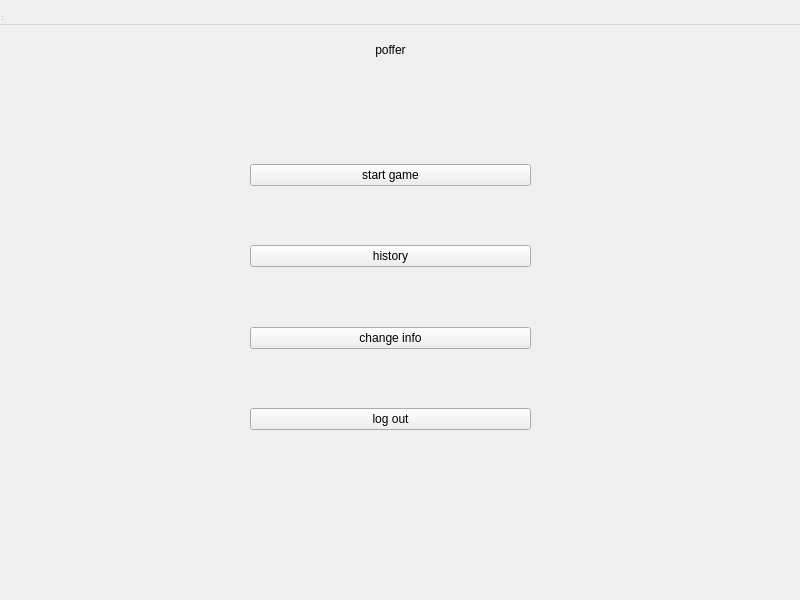
Before: the Qt Designer form client/menu.ui in MasihBa/virtual, drawn with Qt 5.
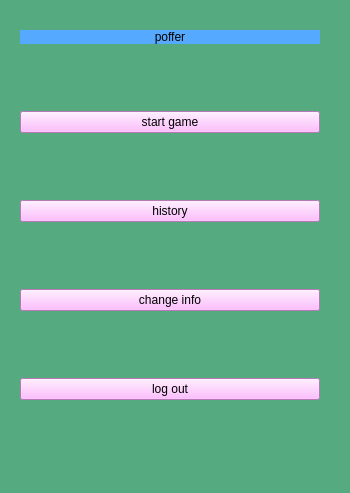
After: the same form once the commit is applied.

Commit message: the menu ui scale was fixed and the scale is constant

```diff
--- a/client/menu.ui
+++ b/client/menu.ui
@@ -6,22 +6,36 @@
    <rect>
     <x>0</x>
     <y>0</y>
-    <width>800</width>
-    <height>600</height>
+    <width>350</width>
+    <height>493</height>
    </rect>
   </property>
   <property name="windowTitle">
    <string>MainWindow</string>
   </property>
-  <widget class="QWidget" name="centralwidget">
+  <property name="styleSheet">
+   <string notr="true">background-color: rgb(85, 170, 127);</string>
+  </property>
+  <widget class="QWidget" name="centralwidget" native="true">
+   <property name="geometry">
+    <rect>
+     <x>20</x>
+     <y>30</y>
+     <width>300</width>
+     <height>431</height>
+    </rect>
+   </property>
+   <property name="minimumSize">
+    <size>
+     <width>300</width>
+     <height>0</height>
+    </size>
+   </property>
+   <layout class="QGridLayout" name="gridLayout">
+    <item row="0" column="0">
    <widget class="QLabel" name="pofferlabel">
-    <property name="geometry">
-     <rect>
-      <x>310</x>
-      <y>40</y>
-      <width>161</width>
-      <height>20</height>
-     </rect>
+      <property name="styleSheet">
+       <string notr="true">background-color: rgb(85, 170, 255);</string>
     </property>
     <property name="text">
      <string>poffer</string>
@@ -30,15 +44,8 @@
      <set>Qt::AlignmentFlag::AlignCenter</set>
     </property>
    </widget>
-   <widget class="QWidget" name="">
-    <property name="geometry">
-     <rect>
-      <x>250</x>
-      <y>110</y>
-      <width>281</width>
-      <height>374</height>
-     </rect>
-    </property>
+    </item>
+    <item row="1" column="0">
     <layout class="QVBoxLayout" name="verticalLayout">
      <item>
       <spacer name="verticalSpacer_5">
@@ -55,6 +62,9 @@
      </item>
      <item>
       <widget class="QPushButton" name="startGameButton">
+        <property name="styleSheet">
+         <string notr="true">background-color: rgb(255, 170, 255);</string>
+        </property>
        <property name="text">
         <string>start game</string>
        </property>
@@ -75,6 +85,9 @@
      </item>
      <item>
       <widget class="QPushButton" name="historyButton">
+        <property name="styleSheet">
+         <string notr="true">background-color: rgb(255, 170, 255);</string>
+        </property>
        <property name="text">
         <string>history</string>
        </property>
@@ -95,6 +108,9 @@
      </item>
      <item>
       <widget class="QPushButton" name="changeInfoButton">
+        <property name="styleSheet">
+         <string notr="true">background-color: rgb(255, 170, 255);</string>
+        </property>
        <property name="text">
         <string>change info</string>
        </property>
@@ -115,6 +131,9 @@
      </item>
      <item>
       <widget class="QPushButton" name="logOutButton">
+        <property name="styleSheet">
+         <string notr="true">background-color: rgb(255, 170, 255);</string>
+        </property>
        <property name="text">
         <string>log out</string>
        </property>
@@ -134,14 +153,15 @@
       </spacer>
      </item>
     </layout>
-   </widget>
-  </widget>
-  <widget class="QMenuBar" name="menubar">
+    </item>
+   </layout>
+  </widget>
+  <widget class="QStatusBar" name="statusbar">
    <property name="geometry">
     <rect>
      <x>0</x>
      <y>0</y>
-     <width>800</width>
+     <width>20</width>
      <height>25</height>
     </rect>
    </property>
```
Left out of the diff: 1 changed line with no effect on the pictures. Lines whose indentation alone changed are shown as unchanged. The commit also changes 2 other files.
